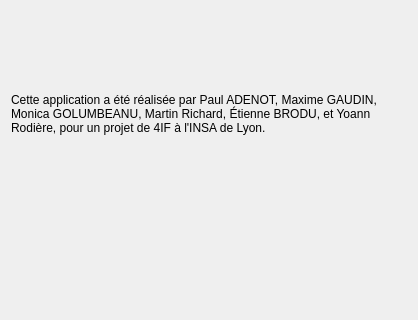
First picture: the form in rsase/SGBag/ui/about.ui, repository padenot/usdp, before the edit; both pictures show x 0 to 418 and y 0 to 320 of the 418 by 470 pixel window.
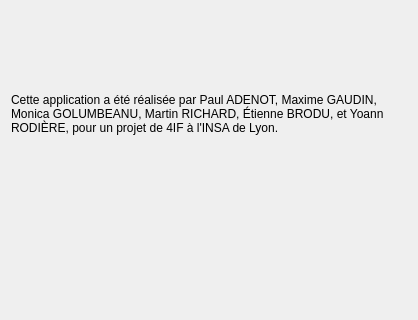
Second picture: the form after the edit. Icons and pictures are not drawn.

Patch:
```diff
--- a/rsase/SGBag/ui/about.ui
+++ b/rsase/SGBag/ui/about.ui
@@ -17,7 +17,7 @@
    <item row="0" column="0">
     <widget class="QLabel" name="label">
      <property name="text">
-      <string>Cette application a été réalisée par Paul ADENOT, Maxime GAUDIN, Monica GOLUMBEANU, Martin Richard, Étienne BRODU, et Yoann Rodière, pour un projet de 4IF à l'INSA de Lyon.</string>
+      <string>Cette application a été réalisée par Paul ADENOT, Maxime GAUDIN, Monica GOLUMBEANU, Martin RICHARD, Étienne BRODU, et Yoann RODIÈRE, pour un projet de 4IF à l'INSA de Lyon.</string>
      </property>
      <property name="textFormat">
       <enum>Qt::RichText</enum>
```
